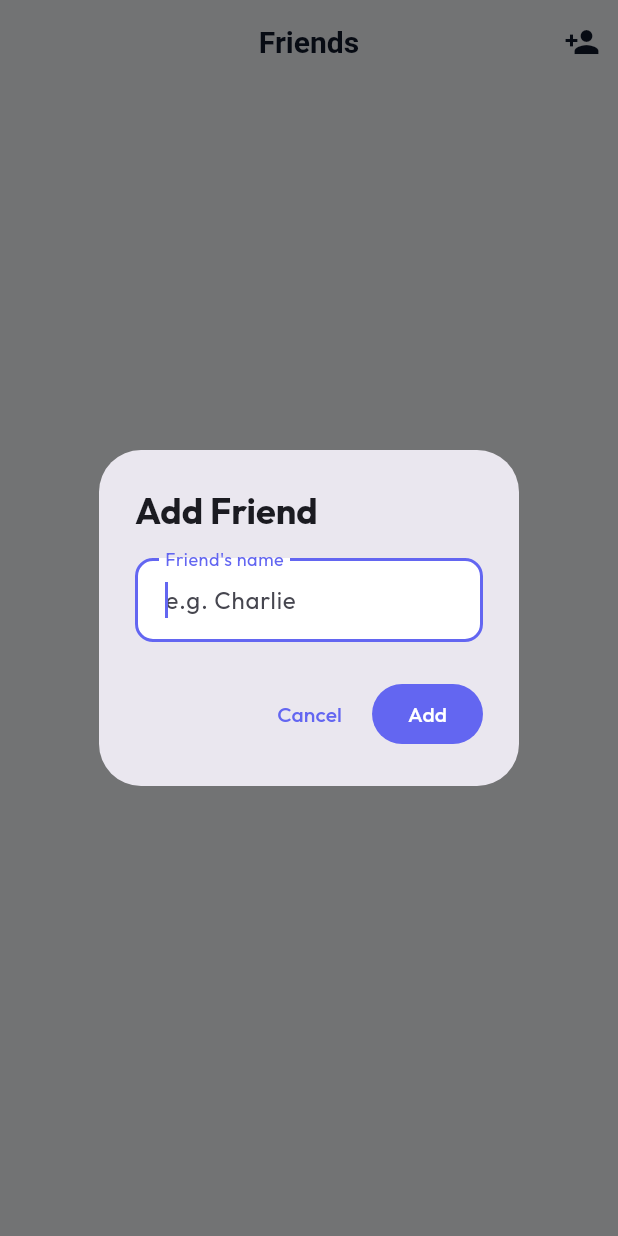
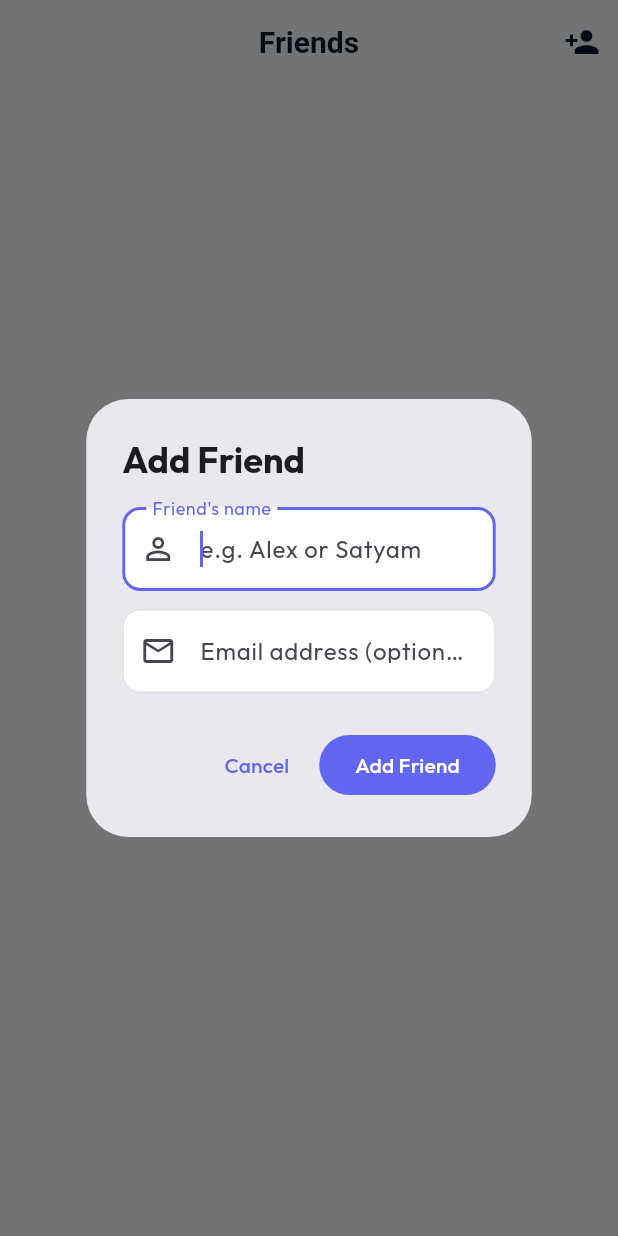
Before and after one commit to satyamramani/splitkaro, a Flutter app: the FriendsScreen screen opened directly, after a tap on "Add your first friend", on a phone screen of 412 x 824 dp. Run offline on Flutter 3.47's test engine with Material 3 defaults, Android fonts, the phone set to English and light mode, and no system bars; our stand-ins replace flutter_riverpod, go_router, google_fonts, pocketbase; network calls fail.

Commit message:
fix(isolation): separate user expenses, remove hardcoded user identifiers, and support adding friends by email

```diff
--- a/frontend/lib/features/expenses/presentation/add_expense_screen.dart
+++ b/frontend/lib/features/expenses/presentation/add_expense_screen.dart
@@ -101,7 +101,7 @@ class _AddExpenseScreenState extends ConsumerState<AddExpenseScreen> {
 
   void _syncParticipants(List<String> userNames, String currentUserName, List<Group> groups) {
     if (_payerName == null || !userNames.contains(_payerName)) {
-      _payerName = userNames.contains(currentUserName) ? currentUserName : (userNames.isNotEmpty ? userNames.first : 'You');
+      _payerName = userNames.contains(currentUserName) ? currentUserName : (userNames.isNotEmpty ? userNames.first : currentUserName);
     }
     if (_selectedParticipants.isEmpty) {
       if (_selectedGroupName != null) {
--- a/frontend/lib/features/friends/presentation/friends_screen.dart
+++ b/frontend/lib/features/friends/presentation/friends_screen.dart
@@ -11,18 +11,36 @@ class FriendsScreen extends ConsumerWidget {
 
   Future<void> _showAddFriendDialog(BuildContext context, WidgetRef ref) async {
     final nameController = TextEditingController();
-    final name = await showDialog<String>(
+    final emailController = TextEditingController();
+
+    final result = await showDialog<Map<String, String>>(
       context: context,
       builder: (ctx) => AlertDialog(
         title: const Text('Add Friend', style: TextStyle(fontWeight: FontWeight.bold)),
-        content: TextField(
+        content: Column(
+          mainAxisSize: MainAxisSize.min,
+          children: [
+            TextField(
               controller: nameController,
               autofocus: true,
               decoration: const InputDecoration(
                 labelText: 'Friend\'s name',
-            hintText: 'e.g. Charlie',
+                hintText: 'e.g. Alex or Satyam',
+                prefixIcon: Icon(Icons.person_outline),
               ),
               textCapitalization: TextCapitalization.words,
+            ),
+            const SizedBox(height: 12),
+            TextField(
+              controller: emailController,
+              decoration: const InputDecoration(
+                labelText: 'Email address (optional)',
+                hintText: 'e.g. alex@example.com',
+                prefixIcon: Icon(Icons.email_outlined),
+              ),
+              keyboardType: TextInputType.emailAddress,
+            ),
+          ],
         ),
         actions: [
           TextButton(
@@ -31,20 +49,30 @@ class FriendsScreen extends ConsumerWidget {
           ),
           FilledButton(
             onPressed: () {
-              final text = nameController.text.trim();
-              if (text.isNotEmpty) Navigator.pop(ctx, text);
+              final name = nameController.text.trim();
+              final email = emailController.text.trim();
+              if (name.isNotEmpty) {
+                Navigator.pop(ctx, {'name': name, 'email': email});
+              }
             },
-            child: const Text('Add'),
+            child: const Text('Add Friend'),
           ),
         ],
       ),
     );
 
-    if (name != null && name.isNotEmpty) {
-      final newUser = await ref.read(usersProvider.notifier).addUser(name);
+    if (result != null && result['name'] != null && result['name']!.isNotEmpty) {
+      final newUser = await ref.read(usersProvider.notifier).addUser(
+        result['name']!,
+        result['email'],
+      );
       if (context.mounted && newUser != null) {
         ScaffoldMessenger.of(context).showSnackBar(
-          SnackBar(content: Text('Added ${newUser.name} to friends!'), backgroundColor: AppTheme.secondaryColor),
+          SnackBar(
+            content: Text('Added ${newUser.name} to friends! You can now split expenses with them.'),
+            backgroundColor: AppTheme.secondaryColor,
+            behavior: SnackBarBehavior.floating,
+          ),
         );
       }
     }
@@ -58,8 +86,7 @@ class FriendsScreen extends ConsumerWidget {
     final debts = ref.watch(simplifiedDebtsProvider);
 
     bool isMe(String name) {
-      final n = name.trim().toLowerCase();
-      return n == currentUserName.toLowerCase() || n == 'you' || n == 'satyam';
+      return currentUser.isMe(name);
     }
 
     final friends = usersState.users.where((u) => !isMe(u.name)).toList();
```
Also changed, not shown: frontend/lib/features/auth/models/app_user.dart (+13 -0 lines), frontend/lib/features/auth/providers/user_provider.dart (+46 -16 lines), frontend/lib/features/dashboard/presentation/dashboard_screen.dart (+14 -14 lines), frontend/lib/features/expenses/presentation/expense_detail_sheet.dart (+2 -6 lines), frontend/lib/features/groups/presentation/group_detail_screen.dart (+1 -6 lines), frontend/lib/features/insights/presentation/insights_screen.dart (+9 -9 lines), 1 other file. Lines whose indentation alone changed are shown as unchanged.
